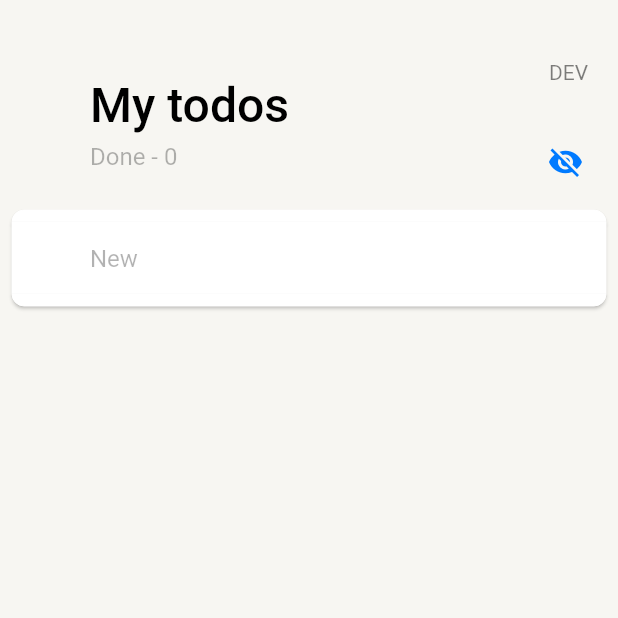
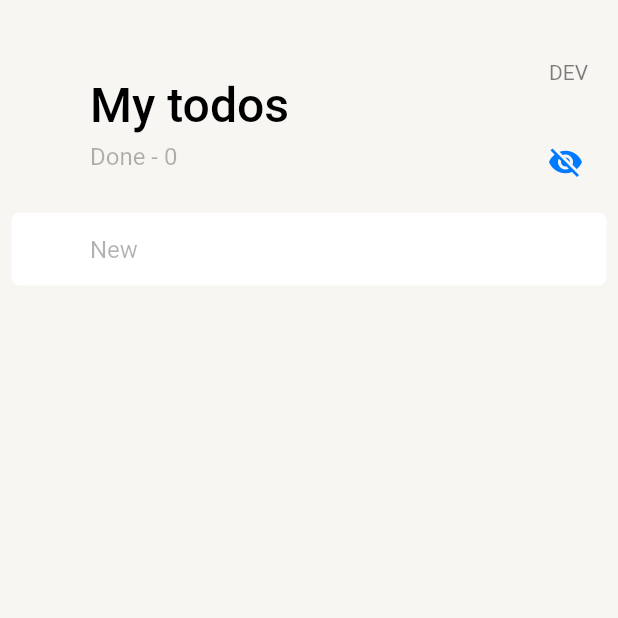
Before and after one commit to emileyray/done_app, a Flutter app: the screen it shows after launch, after a tap on the "visibility" icon, on a phone screen of 412 x 824 dp, the top half of it. Run offline on Flutter 3.47's test engine with Material 2 defaults, Android fonts, the phone set to English and light mode, and no system bars; our stand-ins replace device_info_plus, dio, firebase_analytics, firebase_core, firebase_crashlytics, firebase_remote_config and 7 more; missing offline and left inert: shake; accounts and stored records are empty; generated files the repository leaves out were written again; network calls fail.

Commit message:
split tasks

```diff
--- a/lib/flavor_config.dart
+++ b/lib/flavor_config.dart
@@ -21,7 +21,7 @@ class FlavorConfig extends InheritedWidget {
   static FlavorConfig of(BuildContext context) {
     final FlavorConfig? result =
         context.dependOnInheritedWidgetOfExactType<FlavorConfig>();
-    assert(result != null, 'No FrogColor found in context');
+    assert(result != null, 'No FlavorConfig found in context');
     return result!;
   }
 
--- a/lib/presentation/pages/todos/todos_item/todos_item.dart
+++ b/lib/presentation/pages/todos/todos_item/todos_item.dart
@@ -39,7 +39,9 @@ class _TodosItemState extends State<TodosItem> {
   Widget build(BuildContext context) {
     return LayoutBuilder(
       builder: (context, constraints) {
-        return CustomDismissible(
+        return ClipRRect(
+          borderRadius: const BorderRadius.all(Radius.circular(5)),
+          child: CustomDismissible(
             key: Key(widget.element.id),
             movementDuration: const Duration(milliseconds: 550),
             leftLimit: widget.showDone ? 200 : null,
@@ -83,6 +85,7 @@ class _TodosItemState extends State<TodosItem> {
             onUpdate: (details) {
               offset.value = details.progress.abs() * constraints.biggest.width;
             },
+          ),
         );
       },
     );
--- a/lib/presentation/pages/todos/todos_list.dart
+++ b/lib/presentation/pages/todos/todos_list.dart
@@ -49,23 +49,9 @@ class _TodosListState extends State<TodosList> with TickerProviderStateMixin {
         ),
         sliver: SliverAnimatedList(
           key: listKey,
-          initialItemCount: currentlyShownList.length + 3,
+          initialItemCount: currentlyShownList.length + 1,
           itemBuilder: (context, index, animation) {
-            if (index == 0) {
-              return _DecoratedItem(
-                opacity: 1,
-                first: true,
-                child: Container(),
-              );
-            }
-            if (index == currentlyShownList.length + 2) {
-              return _DecoratedItem(
-                opacity: 1,
-                last: true,
-                child: Container(),
-              );
-            }
-            if (index == currentlyShownList.length + 1) {
+            if (index == currentlyShownList.length) {
               return _AnimatedItem(
                 animation: _inputItemTween.animate(_inputItemController),
                 child: const _InputItem(),
@@ -77,7 +63,7 @@ class _TodosListState extends State<TodosList> with TickerProviderStateMixin {
                   index == currentlyShownList.length),
               animation: animation,
               child: TodosItem(
-                element: currentlyShownList[index - 1],
+                element: currentlyShownList[index],
                 showDone: widget.showDone,
               ),
             );
@@ -138,7 +124,7 @@ class _TodosListState extends State<TodosList> with TickerProviderStateMixin {
     currentlyShownList.removeAt(idxToRemove);
 
     listKey.currentState!.removeItem(
-      idxToRemove + 1,
+      idxToRemove,
       (context, animation) {
         return Container();
       },
@@ -161,7 +147,7 @@ class _TodosListState extends State<TodosList> with TickerProviderStateMixin {
           currentlyShownList.removeAt(idxToRemove);
 
           listKey.currentState!.removeItem(
-            idxToRemove + 1,
+            idxToRemove,
             (context, animation) {
               return _AnimatedItem(
                 animation: animation,
@@ -183,7 +169,7 @@ class _TodosListState extends State<TodosList> with TickerProviderStateMixin {
         int idxToAdd = tasks.indexWhere((e) => e.id == task.id);
 
         currentlyShownList.insert(idxToAdd, task);
-        listKey.currentState!.insertItem(idxToAdd + 1);
+        listKey.currentState!.insertItem(idxToAdd);
       }
     }
   }
@@ -254,28 +240,16 @@ class _DecoratedItem extends StatelessWidget {
   @override
   Widget build(BuildContext context) {
     return BlocBuilder<ThemeBloc, AppTheme>(builder: (context, state) {
-      return Material(
-        color: Colors.transparent,
-        elevation: opacity == 0 ? 0 : 1,
-        borderRadius: BorderRadius.vertical(
-          top: Radius.circular(first ? 8 : 0),
-          bottom: Radius.circular(last ? 8 : 0),
-        ),
+      return Padding(
+        padding: const EdgeInsets.symmetric(vertical: 2),
         child: Container(
-          padding: EdgeInsets.only(
-            top: first ? 8 : 0,
-            bottom: last ? 8 : 0,
-          ),
           decoration: BoxDecoration(
             color: getIt.get<ThemeBloc>().currentTheme.backSecondary,
             border: Border.all(
               width: 0,
               color: getIt.get<ThemeBloc>().currentTheme.backSecondary,
             ),
-            borderRadius: BorderRadius.vertical(
-              top: Radius.circular(first ? 8 : 0),
-              bottom: Radius.circular(last ? 8 : 0),
-            ),
+            borderRadius: const BorderRadius.all(Radius.circular(5)),
           ),
           child: Opacity(opacity: opacity, child: child),
         ),
```
Also changed, not shown: pubspec.lock. Lines whose indentation alone changed are shown as unchanged.
